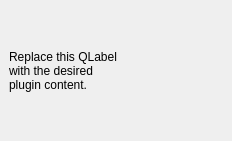
Old version of the form forest_labeler_dockwidget_base.ui in the repository sticholas/forestlabeler.
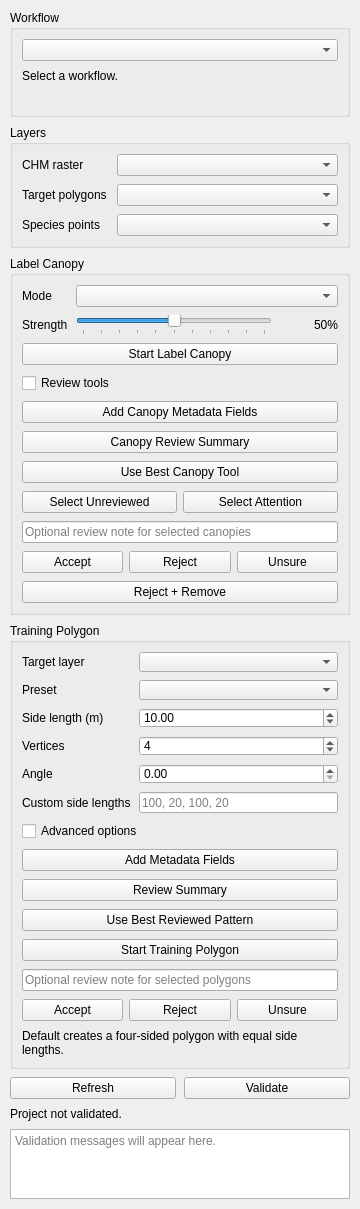
New version of the form.

Commit message:
Build Forest Labeler canopy and training workflows
Add the production Track A canopy workflow, Track B training polygon workflow, core testable services, QGIS adapters, review and feedback logging, and user-facing documentation.

```diff
--- a/forest_labeler_dockwidget_base.ui
+++ b/forest_labeler_dockwidget_base.ui
@@ -6,21 +6,523 @@
    <rect>
     <x>0</x>
     <y>0</y>
-    <width>232</width>
-    <height>141</height>
+    <width>360</width>
+    <height>520</height>
    </rect>
   </property>
   <property name="windowTitle">
    <string>Forest Labeler</string>
   </property>
   <widget class="QWidget" name="dockWidgetContents">
-   <layout class="QGridLayout" name="gridLayout">
-    <item row="0" column="0">
-     <widget class="QLabel" name="label">
+   <layout class="QVBoxLayout" name="mainLayout">
+    <property name="spacing">
+     <number>8</number>
+    </property>
+    <property name="leftMargin">
+     <number>10</number>
+    </property>
+    <property name="topMargin">
+     <number>10</number>
+    </property>
+    <property name="rightMargin">
+     <number>10</number>
+    </property>
+    <property name="bottomMargin">
+     <number>10</number>
+    </property>
+    <item>
+     <widget class="QGroupBox" name="workflowGroupBox">
+      <property name="title">
+       <string>Workflow</string>
+      </property>
+      <layout class="QVBoxLayout" name="workflowLayout">
+       <property name="spacing">
+        <number>8</number>
+       </property>
+       <item>
+        <widget class="QComboBox" name="workflowComboBox"/>
+       </item>
+       <item>
+        <widget class="QLabel" name="workflowMaturityLabel">
+         <property name="text">
+          <string>Select a workflow.</string>
+         </property>
+         <property name="wordWrap">
+          <bool>true</bool>
+         </property>
+        </widget>
+       </item>
+       <item>
+        <widget class="QLabel" name="workflowDescriptionLabel">
+         <property name="text">
+          <string/>
+         </property>
+         <property name="wordWrap">
+          <bool>true</bool>
+         </property>
+        </widget>
+       </item>
+      </layout>
+     </widget>
+    </item>
+    <item>
+     <widget class="QGroupBox" name="layersGroupBox">
+      <property name="title">
+       <string>Layers</string>
+      </property>
+      <layout class="QFormLayout" name="layersFormLayout">
+       <property name="horizontalSpacing">
+        <number>10</number>
+       </property>
+       <property name="verticalSpacing">
+        <number>8</number>
+       </property>
+       <item row="0" column="0">
+        <widget class="QLabel" name="chmLayerLabel">
+         <property name="text">
+          <string>CHM raster</string>
+         </property>
+        </widget>
+       </item>
+       <item row="0" column="1">
+        <widget class="QComboBox" name="chmLayerComboBox"/>
+       </item>
+       <item row="1" column="0">
+        <widget class="QLabel" name="targetLayerLabel">
+         <property name="text">
+          <string>Target polygons</string>
+         </property>
+        </widget>
+       </item>
+       <item row="1" column="1">
+        <widget class="QComboBox" name="targetLayerComboBox"/>
+       </item>
+       <item row="2" column="0">
+        <widget class="QLabel" name="speciesLayerLabel">
+         <property name="text">
+          <string>Species points</string>
+         </property>
+        </widget>
+       </item>
+       <item row="2" column="1">
+        <widget class="QComboBox" name="speciesLayerComboBox"/>
+       </item>
+      </layout>
+     </widget>
+    </item>
+    <item>
+     <widget class="QGroupBox" name="labelCanopyGroupBox">
+      <property name="title">
+       <string>Label Canopy</string>
+      </property>
+      <layout class="QVBoxLayout" name="labelCanopyLayout">
+       <property name="spacing">
+        <number>8</number>
+       </property>
+       <item>
+        <layout class="QFormLayout" name="labelCanopyFormLayout">
+         <item row="0" column="0">
+          <widget class="QLabel" name="canopyModeLabel">
+           <property name="text">
+            <string>Mode</string>
+           </property>
+          </widget>
+         </item>
+         <item row="0" column="1">
+          <widget class="QComboBox" name="canopyModeComboBox"/>
+         </item>
+         <item row="1" column="0">
+          <widget class="QLabel" name="crownTightnessLabel">
+           <property name="text">
+            <string>Strength</string>
+           </property>
+          </widget>
+         </item>
+         <item row="1" column="1">
+          <layout class="QHBoxLayout" name="crownTightnessSliderLayout">
+           <property name="spacing">
+            <number>8</number>
+           </property>
+           <item>
+            <widget class="QSlider" name="crownTightnessSlider">
+             <property name="minimum">
+              <number>0</number>
+             </property>
+             <property name="maximum">
+              <number>100</number>
+             </property>
+             <property name="singleStep">
+              <number>5</number>
+             </property>
+             <property name="pageStep">
+              <number>5</number>
+             </property>
+             <property name="value">
+              <number>50</number>
+             </property>
+             <property name="tracking">
+              <bool>true</bool>
+             </property>
+             <property name="orientation">
+              <enum>Qt::Horizontal</enum>
+             </property>
+             <property name="tickPosition">
+              <enum>QSlider::TicksBelow</enum>
+             </property>
+             <property name="tickInterval">
+              <number>10</number>
+             </property>
+            </widget>
+           </item>
+           <item>
+            <widget class="QLabel" name="crownTightnessValueLabel">
+             <property name="minimumSize">
+              <size>
+               <width>58</width>
+               <height>0</height>
+              </size>
+             </property>
+             <property name="alignment">
+              <set>Qt::AlignRight|Qt::AlignTrailing|Qt::AlignVCenter</set>
+             </property>
+             <property name="text">
+              <string>50%</string>
+             </property>
+            </widget>
+           </item>
+          </layout>
+         </item>
+        </layout>
+       </item>
+       <item>
+        <widget class="QPushButton" name="activateLabelingButton">
+         <property name="text">
+          <string>Start Label Canopy</string>
+         </property>
+        </widget>
+       </item>
+       <item>
+        <widget class="QCheckBox" name="canopyReviewToolsCheckBox">
+         <property name="text">
+          <string>Review tools</string>
+         </property>
+        </widget>
+       </item>
+       <item>
+        <widget class="QPushButton" name="repairCanopySchemaButton">
+         <property name="text">
+          <string>Add Canopy Metadata Fields</string>
+         </property>
+        </widget>
+       </item>
+       <item>
+        <widget class="QPushButton" name="summarizeCanopyReviewsButton">
+         <property name="text">
+          <string>Canopy Review Summary</string>
+         </property>
+        </widget>
+       </item>
+       <item>
+        <widget class="QPushButton" name="useBestCanopyToolButton">
+         <property name="text">
+          <string>Use Best Canopy Tool</string>
+         </property>
+        </widget>
+       </item>
+       <item>
+        <layout class="QHBoxLayout" name="canopySelectionLayout">
+         <property name="spacing">
+          <number>6</number>
+         </property>
+         <item>
+          <widget class="QPushButton" name="selectUnreviewedCanopiesButton">
+           <property name="text">
+            <string>Select Unreviewed</string>
+           </property>
+          </widget>
+         </item>
+         <item>
+          <widget class="QPushButton" name="selectAttentionCanopiesButton">
+           <property name="text">
+            <string>Select Attention</string>
+           </property>
+          </widget>
+         </item>
+        </layout>
+       </item>
+       <item>
+        <widget class="QLineEdit" name="canopyReviewNoteLineEdit">
+         <property name="placeholderText">
+          <string>Optional review note for selected canopies</string>
+         </property>
+        </widget>
+       </item>
+       <item>
+        <layout class="QHBoxLayout" name="canopyReviewLayout">
+         <property name="spacing">
+          <number>6</number>
+         </property>
+         <item>
+          <widget class="QPushButton" name="markCanopyAcceptedButton">
+           <property name="text">
+            <string>Accept</string>
+           </property>
+          </widget>
+         </item>
+         <item>
+          <widget class="QPushButton" name="markCanopyRejectedButton">
+           <property name="text">
+            <string>Reject</string>
+           </property>
+          </widget>
+         </item>
+         <item>
+          <widget class="QPushButton" name="markCanopyUnsureButton">
+           <property name="text">
+            <string>Unsure</string>
+           </property>
+          </widget>
+         </item>
+        </layout>
+       </item>
+       <item>
+        <widget class="QPushButton" name="rejectRemoveCanopiesButton">
+         <property name="text">
+          <string>Reject + Remove</string>
+         </property>
+        </widget>
+       </item>
+      </layout>
+     </widget>
+    </item>
+    <item>
+     <widget class="QGroupBox" name="trainingSquareGroupBox">
+      <property name="title">
+       <string>Training Polygon</string>
+      </property>
+      <layout class="QVBoxLayout" name="trainingSquareLayout">
+       <property name="spacing">
+        <number>8</number>
+       </property>
+       <item>
+        <layout class="QFormLayout" name="trainingSquareFormLayout">
+         <item row="0" column="0">
+          <widget class="QLabel" name="squareTargetLayerLabel">
+           <property name="text">
+            <string>Target layer</string>
+           </property>
+          </widget>
+         </item>
+         <item row="0" column="1">
+          <widget class="QComboBox" name="squareTargetLayerComboBox"/>
+         </item>
+         <item row="1" column="0">
+          <widget class="QLabel" name="trainingPolygonPresetLabel">
+           <property name="text">
+            <string>Preset</string>
+           </property>
+          </widget>
+         </item>
+         <item row="1" column="1">
+          <widget class="QComboBox" name="trainingPolygonPresetComboBox"/>
+         </item>
+         <item row="2" column="0">
+         <widget class="QLabel" name="squareSegmentLengthLabel">
+           <property name="text">
+            <string>Side length (m)</string>
+           </property>
+          </widget>
+         </item>
+         <item row="2" column="1">
+          <widget class="QDoubleSpinBox" name="squareSegmentLengthSpinBox">
+           <property name="minimum">
+            <double>0.100000000000000</double>
+           </property>
+           <property name="maximum">
+            <double>10000.000000000000000</double>
+           </property>
+           <property name="value">
+            <double>10.000000000000000</double>
+           </property>
+          </widget>
+         </item>
+         <item row="3" column="0">
+          <widget class="QLabel" name="squareVertexCountLabel">
+           <property name="text">
+            <string>Vertices</string>
+           </property>
+          </widget>
+         </item>
+         <item row="3" column="1">
+          <widget class="QSpinBox" name="squareVertexCountSpinBox">
+           <property name="minimum">
+            <number>3</number>
+           </property>
+           <property name="maximum">
+            <number>64</number>
+           </property>
+           <property name="value">
+            <number>4</number>
+           </property>
+          </widget>
+         </item>
+         <item row="4" column="0">
+          <widget class="QLabel" name="squareAngleLabel">
+           <property name="text">
+            <string>Angle</string>
+           </property>
+          </widget>
+         </item>
+         <item row="4" column="1">
+          <widget class="QDoubleSpinBox" name="squareAngleSpinBox">
+           <property name="minimum">
+            <double>0.000000000000000</double>
+           </property>
+           <property name="maximum">
+            <double>359.990000000000009</double>
+           </property>
+           <property name="value">
+            <double>0.000000000000000</double>
+           </property>
+          </widget>
+         </item>
+         <item row="5" column="0">
+          <widget class="QLabel" name="squareCustomSideLengthsLabel">
+           <property name="text">
+            <string>Custom side lengths</string>
+           </property>
+          </widget>
+         </item>
+         <item row="5" column="1">
+          <widget class="QLineEdit" name="squareCustomSideLengthsLineEdit">
+           <property name="placeholderText">
+            <string>100, 20, 100, 20</string>
+           </property>
+          </widget>
+         </item>
+        </layout>
+       </item>
+       <item>
+        <widget class="QCheckBox" name="trainingAdvancedCheckBox">
+         <property name="text">
+          <string>Advanced options</string>
+         </property>
+        </widget>
+       </item>
+       <item>
+        <widget class="QPushButton" name="repairTrainingPolygonSchemaButton">
+         <property name="text">
+          <string>Add Metadata Fields</string>
+         </property>
+        </widget>
+       </item>
+       <item>
+        <widget class="QPushButton" name="summarizeTrainingPolygonReviewsButton">
+         <property name="text">
+          <string>Review Summary</string>
+         </property>
+        </widget>
+       </item>
+       <item>
+        <widget class="QPushButton" name="useBestTrainingPolygonPatternButton">
+         <property name="text">
+          <string>Use Best Reviewed Pattern</string>
+         </property>
+        </widget>
+       </item>
+       <item>
+        <widget class="QPushButton" name="activateTrainingShapeButton">
+         <property name="text">
+          <string>Start Training Polygon</string>
+         </property>
+        </widget>
+       </item>
+       <item>
+        <widget class="QLineEdit" name="trainingPolygonReviewNoteLineEdit">
+         <property name="placeholderText">
+          <string>Optional review note for selected polygons</string>
+         </property>
+        </widget>
+       </item>
+       <item>
+        <layout class="QHBoxLayout" name="trainingPolygonReviewLayout">
+         <property name="spacing">
+          <number>6</number>
+         </property>
+         <item>
+          <widget class="QPushButton" name="markTrainingPolygonAcceptedButton">
+           <property name="text">
+            <string>Accept</string>
+           </property>
+          </widget>
+         </item>
+         <item>
+          <widget class="QPushButton" name="markTrainingPolygonRejectedButton">
+           <property name="text">
+            <string>Reject</string>
+           </property>
+          </widget>
+         </item>
+         <item>
+          <widget class="QPushButton" name="markTrainingPolygonUnsureButton">
+           <property name="text">
+            <string>Unsure</string>
+           </property>
+          </widget>
+         </item>
+        </layout>
+       </item>
+       <item>
+        <widget class="QLabel" name="trainingSquareSummaryLabel">
+         <property name="text">
+          <string>Default creates a four-sided polygon with equal side lengths.</string>
+         </property>
+         <property name="wordWrap">
+          <bool>true</bool>
+         </property>
+        </widget>
+       </item>
+      </layout>
+     </widget>
+    </item>
+    <item>
+     <layout class="QHBoxLayout" name="buttonLayout">
+      <property name="spacing">
+       <number>8</number>
+      </property>
+      <item>
+       <widget class="QPushButton" name="refreshLayersButton">
+        <property name="text">
+         <string>Refresh</string>
+        </property>
+       </widget>
+      </item>
+      <item>
+       <widget class="QPushButton" name="validateProjectButton">
+        <property name="text">
+         <string>Validate</string>
+        </property>
+       </widget>
+      </item>
+     </layout>
+    </item>
+    <item>
+     <widget class="QLabel" name="statusSummaryLabel">
       <property name="text">
-       <string>Replace this QLabel
-with the desired
-plugin content.</string>
+       <string>Project not validated.</string>
+      </property>
+      <property name="wordWrap">
+       <bool>true</bool>
+      </property>
+     </widget>
+    </item>
+    <item>
+     <widget class="QTextEdit" name="statusTextEdit">
+      <property name="readOnly">
+       <bool>true</bool>
+      </property>
+      <property name="placeholderText">
+       <string>Validation messages will appear here.</string>
       </property>
      </widget>
     </item>
```
The commit also changes 83 other files.
